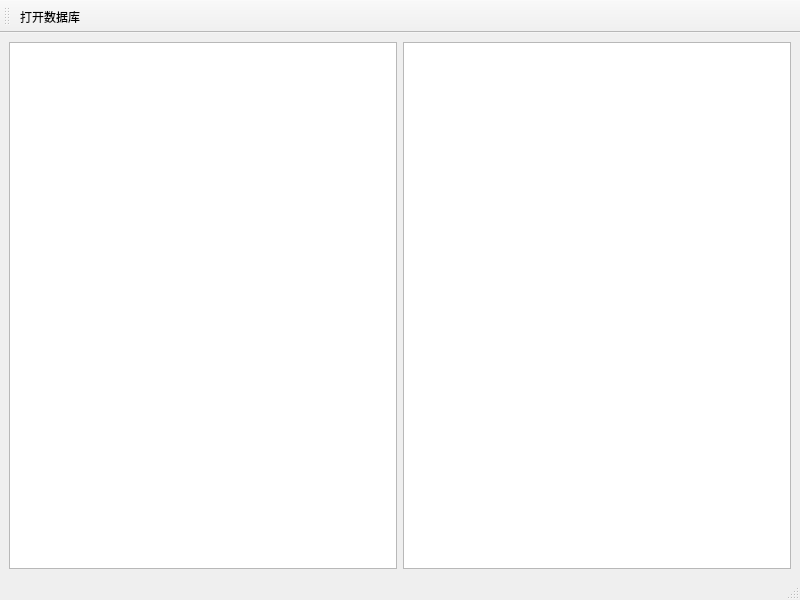
txt1994/mydatebase_client, file mainwindow.ui: the form before one commit.
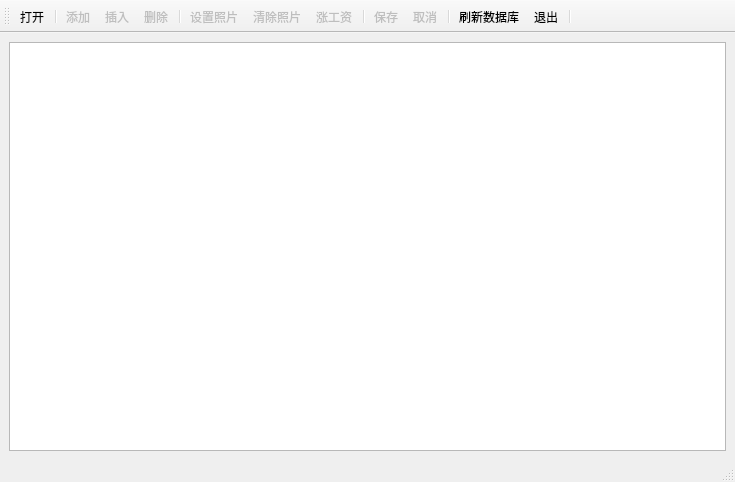
The form after the commit. Icons and pictures are not drawn.

Commit message: 添加代理类

Diff of the .ui file:
```diff
--- a/mainwindow.ui
+++ b/mainwindow.ui
@@ -6,19 +6,22 @@
    <rect>
     <x>0</x>
     <y>0</y>
-    <width>800</width>
-    <height>600</height>
+    <width>735</width>
+    <height>482</height>
    </rect>
   </property>
+  <property name="minimumSize">
+   <size>
+    <width>735</width>
+    <height>482</height>
+   </size>
+  </property>
   <property name="windowTitle">
    <string>MainWindow</string>
   </property>
   <widget class="QWidget" name="centralwidget">
    <layout class="QGridLayout" name="gridLayout">
     <item row="0" column="0">
-     <widget class="QTreeView" name="treeView"/>
-    </item>
-    <item row="0" column="1">
      <widget class="QTableView" name="tableView"/>
     </item>
    </layout>
@@ -28,7 +31,7 @@
     <rect>
      <x>0</x>
      <y>0</y>
-     <width>800</width>
+     <width>735</width>
      <height>26</height>
     </rect>
    </property>
@@ -47,17 +50,176 @@
    <attribute name="toolBarBreak">
     <bool>false</bool>
    </attribute>
-   <addaction name="actOpen_Database"/>
+   <addaction name="actOpenDB"/>
+   <addaction name="separator"/>
+   <addaction name="actRecAppend"/>
+   <addaction name="actRecInsert"/>
+   <addaction name="actRecDelete"/>
+   <addaction name="separator"/>
+   <addaction name="actPhoto"/>
+   <addaction name="actPhotoClear"/>
+   <addaction name="actScan"/>
+   <addaction name="separator"/>
+   <addaction name="actSubmit"/>
+   <addaction name="actRevert"/>
+   <addaction name="separator"/>
+   <addaction name="actFlush_database"/>
+   <addaction name="actQuit"/>
+   <addaction name="separator"/>
   </widget>
-  <action name="actOpen_Database">
+  <action name="actOpenDB">
    <property name="icon">
-    <iconset resource="res.qrc">
-     <normaloff>:/img/add-fill.png</normaloff>:/img/add-fill.png</iconset>
+    <iconset resource="../../Desktop/Qt5.9C-DevelopmentTutorialCode-master/Source/QT5.12Samp2019/chap11Database/samp11_1Table/res.qrc">
+     <normaloff>:/images/images/open3.bmp</normaloff>:/images/images/open3.bmp</iconset>
    </property>
    <property name="text">
+    <string>打开</string>
+   </property>
+   <property name="toolTip">
     <string>打开数据库</string>
    </property>
   </action>
+  <action name="actQuit">
+   <property name="icon">
+    <iconset resource="../../Desktop/Qt5.9C-DevelopmentTutorialCode-master/Source/QT5.12Samp2019/chap11Database/samp11_1Table/res.qrc">
+     <normaloff>:/images/images/exit.bmp</normaloff>:/images/images/exit.bmp</iconset>
+   </property>
+   <property name="text">
+    <string>退出</string>
+   </property>
+   <property name="toolTip">
+    <string>退出</string>
+   </property>
+  </action>
+  <action name="actRecAppend">
+   <property name="enabled">
+    <bool>false</bool>
+   </property>
+   <property name="icon">
+    <iconset resource="../../Desktop/Qt5.9C-DevelopmentTutorialCode-master/Source/QT5.12Samp2019/chap11Database/samp11_1Table/res.qrc">
+     <normaloff>:/images/images/316.bmp</normaloff>:/images/images/316.bmp</iconset>
+   </property>
+   <property name="text">
+    <string>添加</string>
+   </property>
+   <property name="toolTip">
+    <string>添加记录</string>
+   </property>
+  </action>
+  <action name="actRecInsert">
+   <property name="enabled">
+    <bool>false</bool>
+   </property>
+   <property name="icon">
+    <iconset resource="../../Desktop/Qt5.9C-DevelopmentTutorialCode-master/Source/QT5.12Samp2019/chap11Database/samp11_1Table/res.qrc">
+     <normaloff>:/images/images/306.bmp</normaloff>:/images/images/306.bmp</iconset>
+   </property>
+   <property name="text">
+    <string>插入</string>
+   </property>
+   <property name="toolTip">
+    <string>插入记录</string>
+   </property>
+  </action>
+  <action name="actSubmit">
+   <property name="enabled">
+    <bool>false</bool>
+   </property>
+   <property name="icon">
+    <iconset resource="../../Desktop/Qt5.9C-DevelopmentTutorialCode-master/Source/QT5.12Samp2019/chap11Database/samp11_1Table/res.qrc">
+     <normaloff>:/images/images/save1.bmp</normaloff>:/images/images/save1.bmp</iconset>
+   </property>
+   <property name="text">
+    <string>保存</string>
+   </property>
+   <property name="toolTip">
+    <string>保存修改</string>
+   </property>
+  </action>
+  <action name="actRevert">
+   <property name="enabled">
+    <bool>false</bool>
+   </property>
+   <property name="icon">
+    <iconset resource="../../Desktop/Qt5.9C-DevelopmentTutorialCode-master/Source/QT5.12Samp2019/chap11Database/samp11_1Table/res.qrc">
+     <normaloff>:/images/images/ubdo.bmp</normaloff>:/images/images/ubdo.bmp</iconset>
+   </property>
+   <property name="text">
+    <string>取消</string>
+   </property>
+   <property name="toolTip">
+    <string>取消修改</string>
+   </property>
+  </action>
+  <action name="actRecDelete">
+   <property name="enabled">
+    <bool>false</bool>
+   </property>
+   <property name="icon">
+    <iconset resource="../../Desktop/Qt5.9C-DevelopmentTutorialCode-master/Source/QT5.12Samp2019/chap11Database/samp11_1Table/res.qrc">
+     <normaloff>:/images/images/delete1.bmp</normaloff>:/images/images/delete1.bmp</iconset>
+   </property>
+   <property name="text">
+    <string>删除</string>
+   </property>
+   <property name="toolTip">
+    <string>删除记录</string>
+   </property>
+  </action>
+  <action name="actPhoto">
+   <property name="enabled">
+    <bool>false</bool>
+   </property>
+   <property name="icon">
+    <iconset resource="../../Desktop/Qt5.9C-DevelopmentTutorialCode-master/Source/QT5.12Samp2019/chap11Database/samp11_1Table/res.qrc">
+     <normaloff>:/images/images/00.JPG</normaloff>:/images/images/00.JPG</iconset>
+   </property>
+   <property name="text">
+    <string>设置照片</string>
+   </property>
+   <property name="toolTip">
+    <string>设置照片</string>
+   </property>
+  </action>
+  <action name="actPhotoClear">
+   <property name="enabled">
+    <bool>false</bool>
+   </property>
+   <property name="icon">
+    <iconset resource="../../Desktop/Qt5.9C-DevelopmentTutorialCode-master/Source/QT5.12Samp2019/chap11Database/samp11_1Table/res.qrc">
+     <normaloff>:/images/images/103.bmp</normaloff>:/images/images/103.bmp</iconset>
+   </property>
+   <property name="text">
+    <string>清除照片</string>
+   </property>
+   <property name="toolTip">
+    <string>清除照片</string>
+   </property>
+  </action>
+  <action name="actScan">
+   <property name="enabled">
+    <bool>false</bool>
+   </property>
+   <property name="icon">
+    <iconset resource="../../Desktop/Qt5.9C-DevelopmentTutorialCode-master/Source/QT5.12Samp2019/chap11Database/samp11_1Table/res.qrc">
+     <normaloff>:/images/images/up.bmp</normaloff>:/images/images/up.bmp</iconset>
+   </property>
+   <property name="text">
+    <string>涨工资</string>
+   </property>
+   <property name="toolTip">
+    <string>涨工资</string>
+   </property>
+  </action>
+  <action name="actFlush_database">
+   <property name="icon">
+    <iconset>
+     <normaloff>images/flush_line.png</normaloff>images/flush_line.png</iconset>
+   </property>
+   <property name="text">
+    <string>刷新数据库</string>
+   </property>
+  </action>
  </widget>
  <resources>
   <include location="res.qrc"/>
```
Left out of the diff: 4 changed lines with no effect on the pictures. The commit also changes 42 other files.
